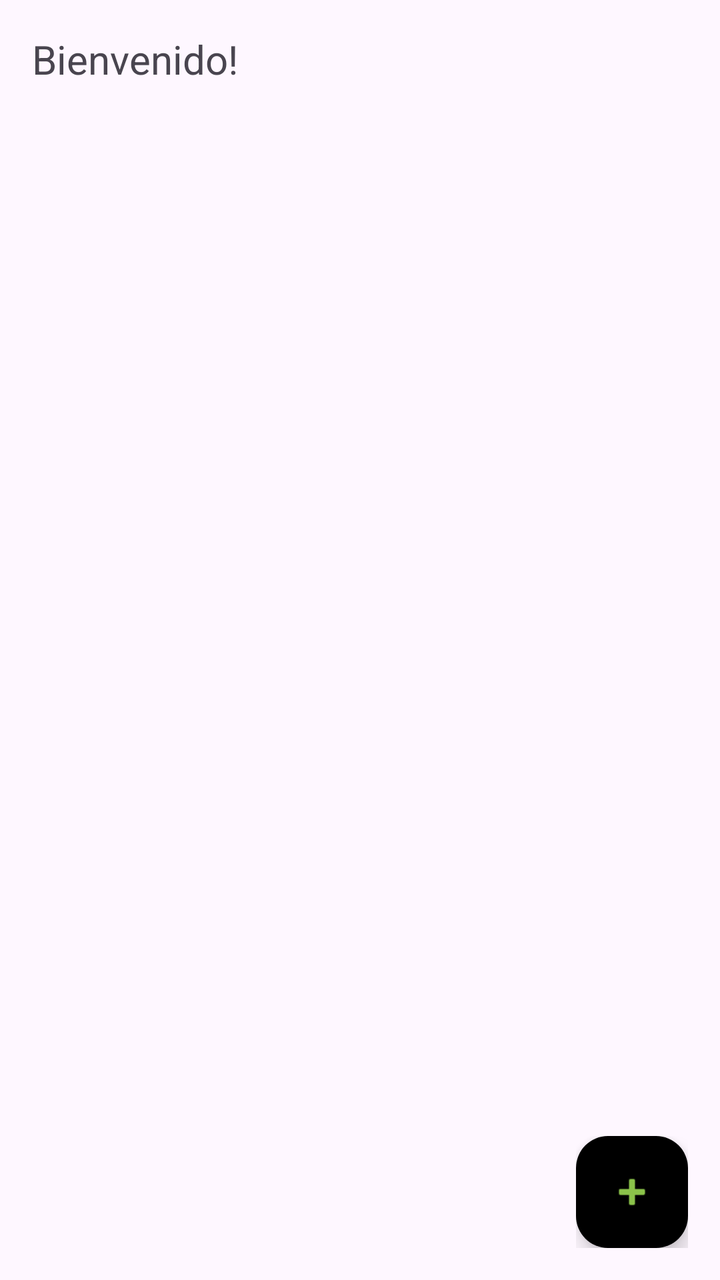
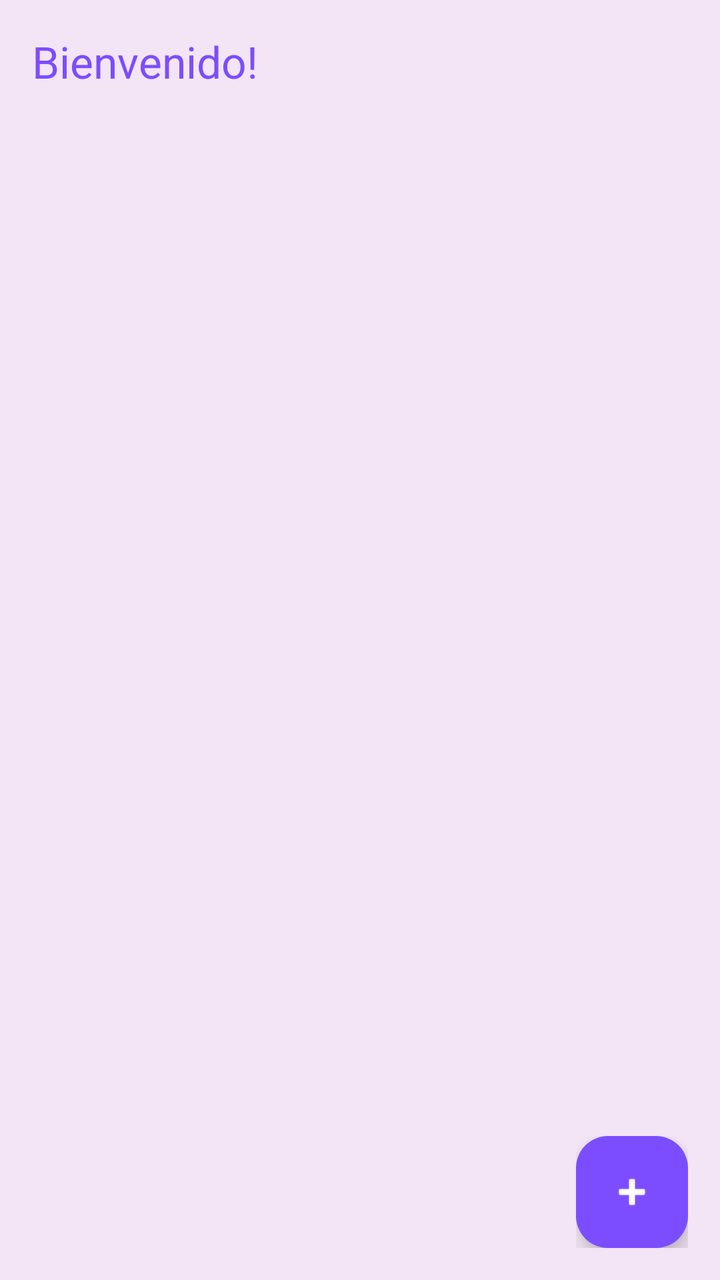

Screens rendered from an Android XML layout before and after an edit, with the pre-edit source and the edit as a unified diff.
<!-- AndroidManifest.xml: application theme Theme.LoginYCardView -->
<!-- res/layout/activity_principal.xml -->
<FrameLayout
    xmlns:android="http://schemas.android.com/apk/res/android"
    xmlns:app="http://schemas.android.com/apk/res-auto"
    android:layout_width="match_parent"
    android:layout_height="match_parent">

    
    <LinearLayout
        android:layout_width="match_parent"
        android:layout_height="match_parent"
        android:orientation="vertical"
        android:padding="16dp">

        <TextView
            android:id="@+id/textViewUser"
            android:layout_width="wrap_content"
            android:layout_height="wrap_content"
            android:text="Bienvenido!"
            android:textSize="20sp" />

        <androidx.recyclerview.widget.RecyclerView
            android:id="@+id/recyclerView"
            android:layout_width="match_parent"
            android:layout_height="wrap_content" />

    </LinearLayout>

    
    <LinearLayout
        android:layout_width="wrap_content"
        android:layout_height="wrap_content"
        android:layout_gravity="bottom|end"
        android:orientation="vertical"
        android:padding="16dp">

        
        <com.google.android.material.floatingactionbutton.FloatingActionButton
            android:id="@+id/fab_add"
            android:layout_width="wrap_content"
            android:layout_height="wrap_content"
            android:contentDescription="Añadir Profesor"
            android:src="@android:drawable/ic_input_add"
            app:backgroundTint="@color/black"
            app:tint="#8BC34A" />
    </LinearLayout>
</FrameLayout>
<!-- resources referenced by this layout -->
<resources>
  <color name="black">#FF000000</color>
  <style name="Theme.LoginYCardView" parent="Base.Theme.LoginYCardView" />
  <style name="Base.Theme.LoginYCardView" parent="Theme.Material3.DayNight.NoActionBar">
          
          
      </style>
</resources>

<!-- the commit's change to res/layout/activity_principal.xml (unified diff, before → after) -->
@@ -1,5 +1,4 @@
-<FrameLayout
-    xmlns:android="http://schemas.android.com/apk/res/android"
+<FrameLayout xmlns:android="http://schemas.android.com/apk/res/android"
     xmlns:app="http://schemas.android.com/apk/res-auto"
     android:layout_width="match_parent"
     android:layout_height="match_parent">
@@ -9,20 +8,23 @@
         android:layout_width="match_parent"
         android:layout_height="match_parent"
         android:orientation="vertical"
-        android:padding="16dp">
+        android:padding="16dp"
+        android:background="@color/backgroundColor"> 
 
+        
         <TextView
             android:id="@+id/textViewUser"
             android:layout_width="wrap_content"
             android:layout_height="wrap_content"
             android:text="Bienvenido!"
-            android:textSize="20sp" />
+            android:textSize="22sp"
+            android:textColor="@color/primaryColor" /> 
 
+        
         <androidx.recyclerview.widget.RecyclerView
             android:id="@+id/recyclerView"
             android:layout_width="match_parent"
-            android:layout_height="wrap_content" />
-
+            android:layout_height="match_parent"/>
     </LinearLayout>
 
     
@@ -40,7 +42,7 @@
             android:layout_height="wrap_content"
             android:contentDescription="Añadir Profesor"
             android:src="@android:drawable/ic_input_add"
-            app:backgroundTint="@color/black"
-            app:tint="#8BC34A" />
+            app:backgroundTint="@color/primaryColor"
+            app:tint="@android:color/white"/>
     </LinearLayout>
 </FrameLayout>
<!-- resource entries referenced after the edit -->
@@ -1,6 +1,7 @@
 <!-- resources referenced by this layout -->
 <resources>
-  <color name="black">#FF000000</color>
+  <color name="backgroundColor">#F3E5F5</color>
+  <color name="primaryColor">#7C4DFF</color>
   <style name="Theme.LoginYCardView" parent="Base.Theme.LoginYCardView" />
   <style name="Base.Theme.LoginYCardView" parent="Theme.Material3.DayNight.NoActionBar">
           
